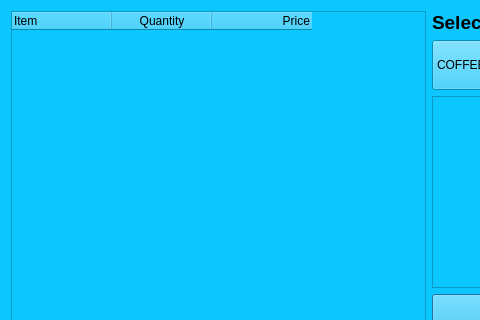
Old version of the form src/naruci.ui in the repository stemil01/expresso; both pictures show x 0 to 480 and y 0 to 320 of the 643 by 493 pixel window.
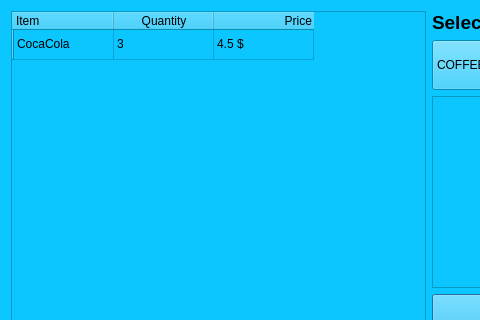
New version of the form.

Commit message: Izmene malih bagova

What changed in the file:
```diff
--- a/src/naruci.ui
+++ b/src/naruci.ui
@@ -22,7 +22,12 @@
      <item>
       <layout class="QVBoxLayout" name="verticalLayout">
        <item>
-        <widget class="QTableWidget" name="tableWidget">
+        <widget class="QTableWidget" name="twOrderOrderDialog">
+         <row>
+          <property name="text">
+           <string/>
+          </property>
+         </row>
          <column>
           <property name="text">
            <string>Item</string>
@@ -44,6 +49,21 @@
            <set>AlignTrailing|AlignVCenter</set>
           </property>
          </column>
+         <item row="0" column="0">
+          <property name="text">
+           <string>CocaCola</string>
+          </property>
+         </item>
+         <item row="0" column="1">
+          <property name="text">
+           <string>3</string>
+          </property>
+         </item>
+         <item row="0" column="2">
+          <property name="text">
+           <string>4.5 $</string>
+          </property>
+         </item>
         </widget>
        </item>
        <item>
```
Left out of the diff: 6 changed lines with no effect on the pictures. The commit also changes 2 other files.
